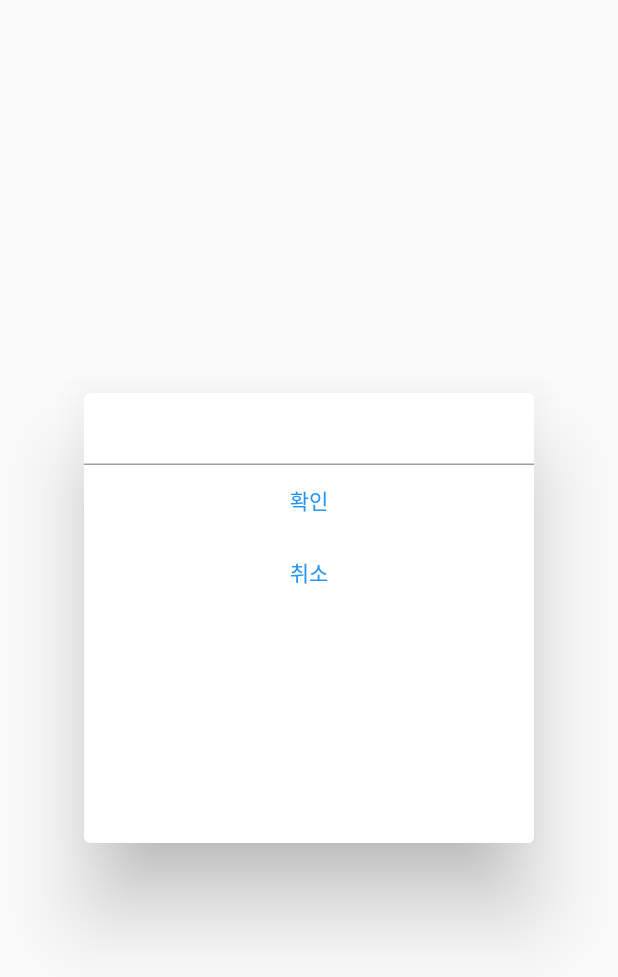
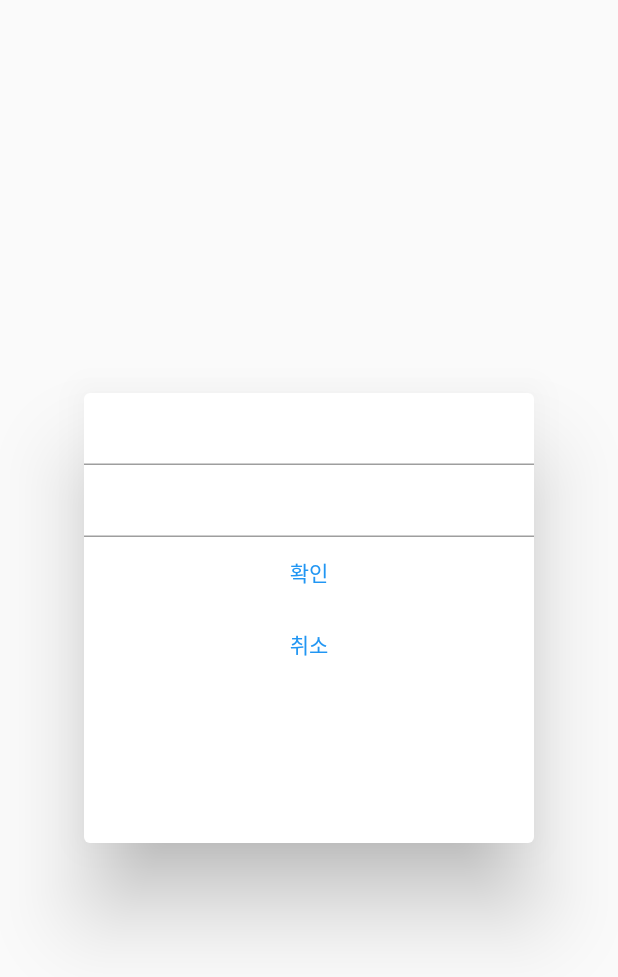
Before and after one commit to seungjae9/flutter-test, a Flutter app: the DialogUI widget shown alone on an empty page, opened directly, on a phone screen of 412 x 824 dp. Shown: the top 977 px of the screen. Run offline on Flutter 3.47's test engine with Material 2 defaults, Android fonts, the phone set to English and light mode, and no system bars; network calls fail.

Commit message:
데이터 입력

```diff
--- a/lib/main.dart
+++ b/lib/main.dart
@@ -51,10 +51,10 @@ class _MyAppState extends State<MyApp> {
 }
 
 class DialogUI extends StatelessWidget {
-  const DialogUI({Key? key, this.addOne}) : super(key: key);
+  DialogUI({Key? key, this.addOne}) : super(key: key);
   final addOne;
-
-
+  var inputData = TextEditingController();
+  var inputData2 = '';
 
   @override
   Widget build(BuildContext context) {
@@ -64,7 +64,10 @@ class DialogUI extends StatelessWidget {
         height: 300,
         child: Column(
           children: [
-            TextField(),
+            TextField(controller: inputData),
+            TextField(onChanged: (text) {
+              inputData2 = text;
+            }),
             TextButton(
                 onPressed: () {
                   addOne();
```
